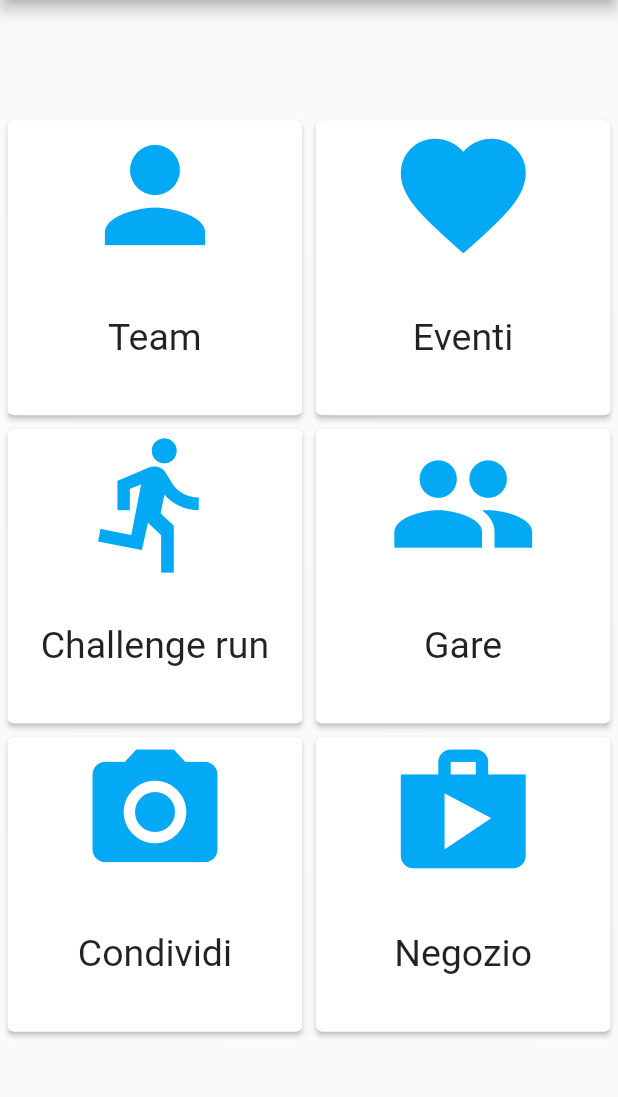
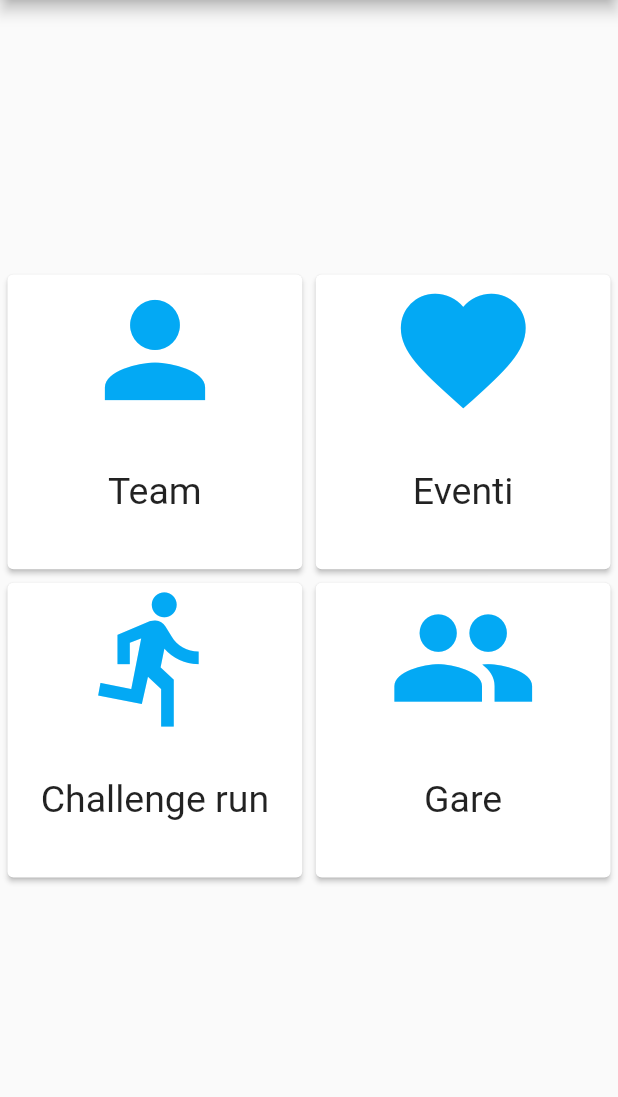
Before and after one commit to daldosso/runpa, a Flutter app: the screen it shows after launch, on a phone screen of 412 x 824 dp, the part 84-1181 px from its top. Run offline on Flutter 3.47's test engine with Material 2 defaults, Android fonts, the phone set to English and light mode, and no system bars.

Commit message:
Home refactoring

```diff
--- a/lib/home.dart
+++ b/lib/home.dart
@@ -4,7 +4,7 @@ import 'package:runpa/pages/events.dart';
 import 'package:runpa/pages/team.dart';
 
 class HomePage extends StatelessWidget {
-  final MyGridView myGridView = MyGridView();
+  final Body body = Body();
 
   @override
   Widget build(BuildContext context) {
@@ -16,8 +16,15 @@ class HomePage extends StatelessWidget {
           onPressed: () {},
         ),
       ]),
-      body: myGridView.build(context),
+      body: body.build(context),
     );
+  }
+}
+
+class Body {
+  Container build(BuildContext context) {
+    final MyGridView myGridView = MyGridView();
+    return myGridView.build(context);
   }
 }
 
@@ -90,14 +97,14 @@ class MyGridView {
             print("onTap called.");
             //Navigator.of(context).push(createRoute());
           }),
-          getStructuredGridCell("Condividi", Icons.local_see, () {
+          /*getStructuredGridCell("Condividi", Icons.local_see, () {
             print("onTap called.");
             //Navigator.of(context).push(createRoute());
           }),
           getStructuredGridCell("Negozio", Icons.shop, () {
             print("onTap called.");
             //Navigator.of(context).push(createRoute());
-          }),
+          }),*/
         ],
       ),
     );
```
